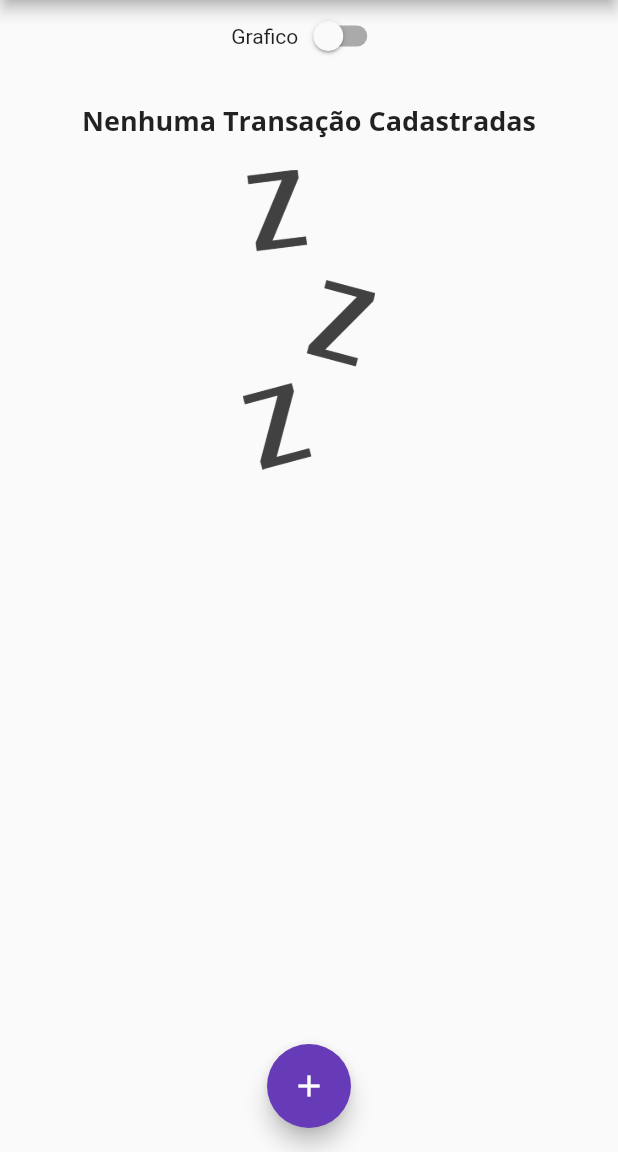
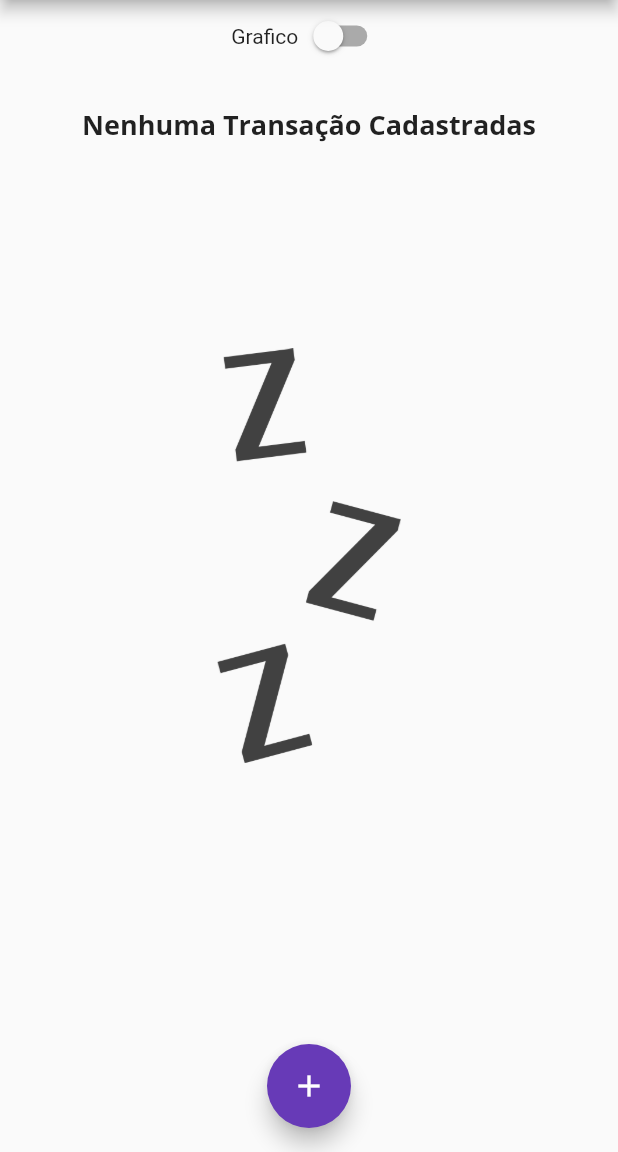
Before and after one commit to kadeguilherme/Despesas-Pessoal, a Flutter app: the screen it shows after launch, on a phone screen of 412 x 824 dp, the part 84-1236 px from its top. Run offline on Flutter 3.47's test engine with Material 2 defaults, Android fonts, the phone set to English and light mode, and no system bars.

Commit message:
Utilizando o LayoutBuilder no transcao_lista

```diff
--- a/lib/components/transcao_lista.dart
+++ b/lib/components/transcao_lista.dart
@@ -10,26 +10,31 @@ class TransacaoLista extends StatelessWidget {
   @override
   Widget build(BuildContext context) {
     return transacao.isEmpty
-        ? Column(
+        ? LayoutBuilder(builder: (context, constraints) {
+            return Column(
               children: <Widget>[
                 SizedBox(
-                height: 20,
+                  height: constraints.maxHeight * 0.05,
                 ),
-              Text(
+                Container(
+                  height: constraints.maxHeight * 0.3,
+                  child: Text(
                     "Nenhuma Transação Cadastradas",
                     style: Theme.of(context).textTheme.headline6,
                   ),
+                ),
                 SizedBox(
-                height: 20,
+                  height: constraints.maxHeight * 0.05,
                 ),
                 Container(
-                height: 200,
+                  height: constraints.maxHeight * 0.6,
                   child: Image.asset(
                     'assets/imagens/waiting.png',
                   ),
                 ),
               ],
-          )
+            );
+          })
         : ListView.builder(
             itemCount: transacao.length,
             itemBuilder: (ctx, index) {
```
Lines whose indentation alone changed are shown as unchanged.
